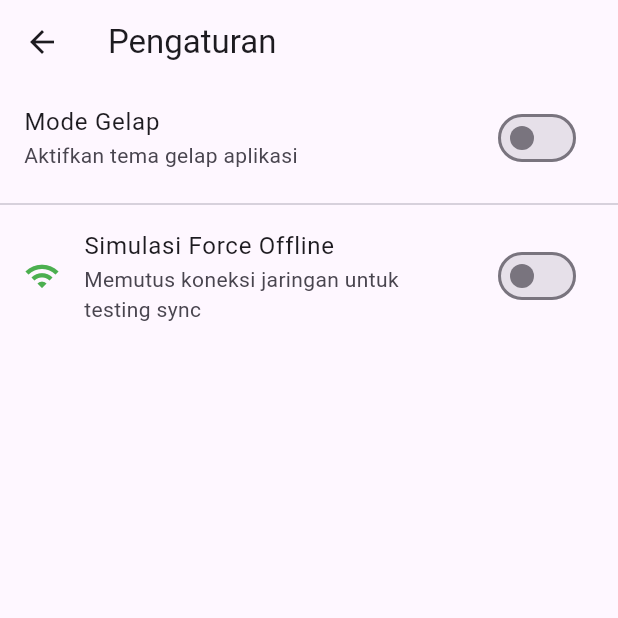
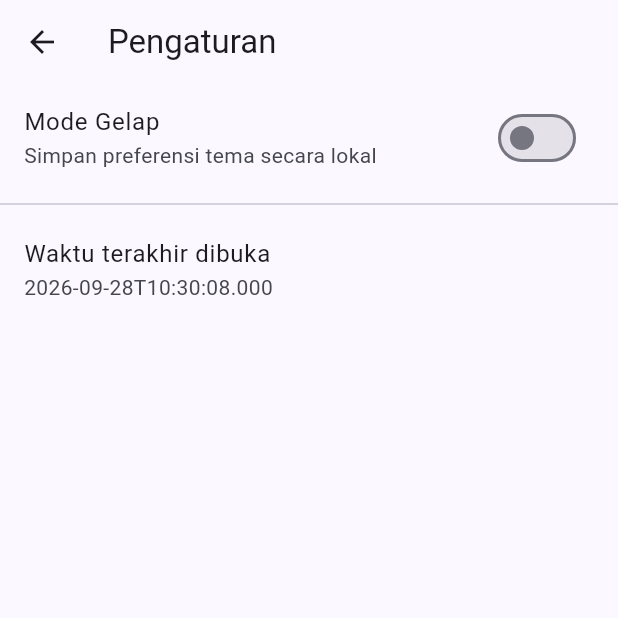
Before and after one commit to JonathanDP02/Pembelajaran-Mobile, a Flutter app: the SettingsPage screen opened directly, on a phone screen of 412 x 824 dp, the top half of it. Run offline on Flutter 3.47's test engine with Material 3 defaults, Android fonts, the phone set to English and light mode, and no system bars; our stand-ins replace dio, flutter_riverpod, go_router, shared_preferences, sqflite; accounts and stored records are empty.

Commit message:
Refactor app structure, implement note synchronization, and enhance settings page with dark mode preferences

```diff
--- a/minggu-5/week5_offline_notes/lib/pages/settings_page.dart
+++ b/minggu-5/week5_offline_notes/lib/pages/settings_page.dart
@@ -1,16 +1,17 @@
 import 'package:flutter/material.dart';
 import 'package:flutter_riverpod/flutter_riverpod.dart';
+
 import '../data/prefs.dart';
-import '../data/repositories/note_repository.dart';
 
 final prefsRepositoryProvider = Provider((ref) => PrefsRepository());
-final darkModeProvider =
-    AsyncNotifierProvider<DarkModeNotifier, bool>(DarkModeNotifier.new);
+
+final darkModeProvider = AsyncNotifierProvider<DarkModeNotifier, bool>(
+  DarkModeNotifier.new,
+);
 
 class DarkModeNotifier extends AsyncNotifier<bool> {
   @override
-  Future<bool> build() =>
-      ref.watch(prefsRepositoryProvider).getDarkMode();
+  Future<bool> build() => ref.watch(prefsRepositoryProvider).getDarkMode();
 
   Future<void> toggle() async {
     final next = !(state.value ?? false);
@@ -22,54 +23,62 @@ class DarkModeNotifier extends AsyncNotifier<bool> {
   }
 }
 
-class SettingsPage extends ConsumerWidget {
+class SettingsPage extends ConsumerStatefulWidget {
   const SettingsPage({super.key});
 
   @override
-  Widget build(BuildContext context, WidgetRef ref) {
-    final darkModeAsync = ref.watch(darkModeProvider);
-    final isForceOffline = ref.watch(forceOfflineProvider);
+  ConsumerState<SettingsPage> createState() => _SettingsPageState();
+}
+
+class _SettingsPageState extends ConsumerState<SettingsPage> {
+  String? _lastOpened;
+
+  @override
+  void initState() {
+    super.initState();
+    _loadLastOpened();
+  }
+
+  Future<void> _loadLastOpened() async {
+    final prefs = ref.read(prefsRepositoryProvider);
+
+    await prefs.markOpenedNow();
+
+    final value = await prefs.getLastOpened();
+
+    if (!mounted) return;
+
+    setState(() {
+      _lastOpened = value;
+    });
+  }
+
+  @override
+  Widget build(BuildContext context) {
+    final darkMode = ref.watch(darkModeProvider);
 
     return Scaffold(
-      appBar: AppBar(
-        title: const Text('Pengaturan'),
-      ),
-      body: ListView(
-        children: [
-          // Pengaturan Mode Gelap (SharedPreferences)
-          darkModeAsync.when(
-            data: (isDark) => SwitchListTile(
+      appBar: AppBar(title: const Text('Pengaturan')),
+      body: darkMode.when(
+        loading: () => const Center(child: CircularProgressIndicator()),
+        error: (error, _) => Center(child: Text('Terjadi kesalahan: $error')),
+        data: (enabled) => Column(
+          children: [
+            SwitchListTile(
               title: const Text('Mode Gelap'),
-              subtitle: const Text('Aktifkan tema gelap aplikasi'),
-              value: isDark,
+              subtitle: const Text('Simpan preferensi tema secara lokal'),
+              value: enabled,
               onChanged: (_) {
                 ref.read(darkModeProvider.notifier).toggle();
               },
             ),
-            loading: () => const ListTile(
-              title: Text('Mode Gelap'),
-              trailing: CircularProgressIndicator(),
+            const Divider(),
+            ListTile(
+              title: const Text('Waktu terakhir dibuka'),
+              subtitle: Text(_lastOpened ?? 'Memuat...'),
             ),
-            error: (err, stack) => ListTile(
-              title: const Text('Mode Gelap'),
-              subtitle: Text('Error: $err'),
-            ),
-          ),
-          const Divider(),
-          // Toggle Force Offline untuk Demo & Pengujian Praktikum
-          SwitchListTile(
-            title: const Text('Simulasi Force Offline'),
-            subtitle: const Text('Memutus koneksi jaringan untuk testing sync'),
-            secondary: Icon(
-              isForceOffline ? Icons.wifi_off : Icons.wifi,
-              color: isForceOffline ? Colors.red : Colors.green,
-            ),
-            value: isForceOffline,
-            onChanged: (value) {
-              ref.read(forceOfflineProvider.notifier).state = value;
-            },
-          ),
-        ],
+          ],
+        ),
       ),
     );
   }
--- a/minggu-5/week5_offline_notes/pubspec.yaml
+++ b/minggu-5/week5_offline_notes/pubspec.yaml
@@ -38,6 +38,7 @@ dependencies:
   shared_preferences: ^2.5.5
   sqflite: ^2.4.4
   path: ^1.9.1
+  go_router: ^18.0.1
 
 dev_dependencies:
   flutter_test:
```
Also changed, not shown: minggu-5/week5_offline_notes/lib/data/sync.dart (added, +47 -0 lines), minggu-5/week5_offline_notes/lib/main.dart (+47 -65 lines), minggu-5/week5_offline_notes/lib/pages/note_detail_page.dart (added, +57 -0 lines), minggu-5/week5_offline_notes/lib/widgets/note_tile.dart (added, +40 -0 lines), minggu-5/week5_offline_notes/pubspec.lock, 3 other files.
